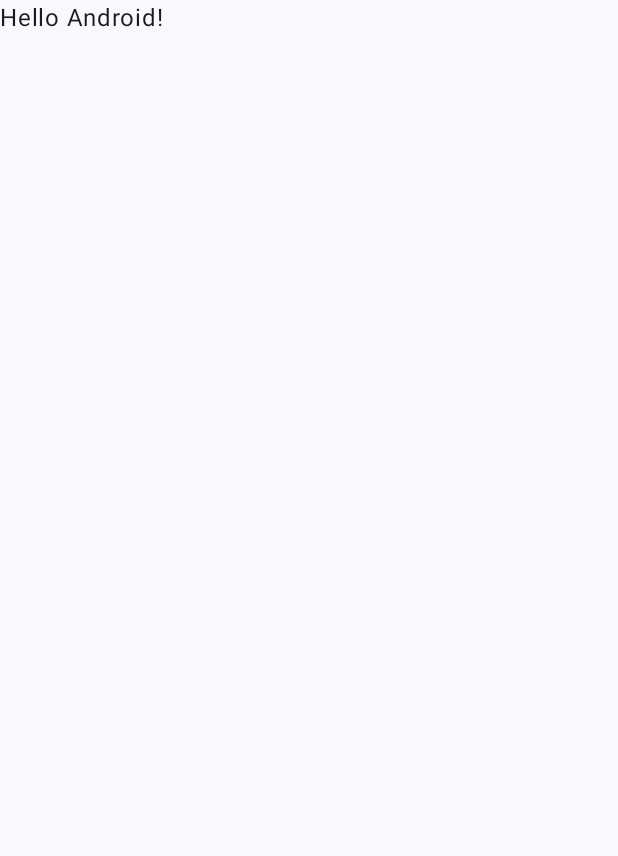
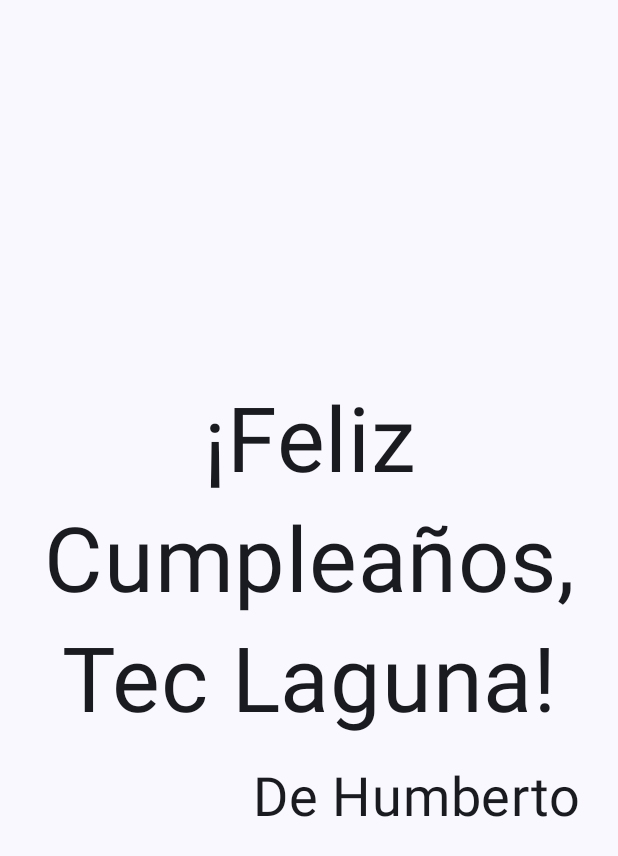
Before and after one commit to Instituto-Tecnologico-de-la-Laguna/Ejemplo1-DAA, an Android app built with Jetpack Compose: the screen it shows after launch (MainActivity), on a phone screen of 412 x 824 dp. Before the commit the part shown is almost empty. Shown: the top 856 px of the screen. Run offline under Robolectric (Android 15) with nearby library versions, the phone set to English and light mode, and no system bars.

Commit message:
Humberto Medina Santos 21130862 Se terminaron los últimos pasos de la práctica 'Mi Primer App'

```diff
--- a/app/src/main/java/com/example/ejemplo1/MainActivity.kt
+++ b/app/src/main/java/com/example/ejemplo1/MainActivity.kt
@@ -4,13 +4,20 @@ import android.os.Bundle
 import androidx.activity.ComponentActivity
 import androidx.activity.compose.setContent
 import androidx.activity.enableEdgeToEdge
+import androidx.compose.foundation.layout.Arrangement
+import androidx.compose.foundation.layout.Column
 import androidx.compose.foundation.layout.fillMaxSize
 import androidx.compose.foundation.layout.padding
-import androidx.compose.material3.Scaffold
+import androidx.compose.material3.MaterialTheme
+import androidx.compose.material3.Surface
 import androidx.compose.material3.Text
 import androidx.compose.runtime.Composable
+import androidx.compose.ui.Alignment
 import androidx.compose.ui.Modifier
+import androidx.compose.ui.text.style.TextAlign
 import androidx.compose.ui.tooling.preview.Preview
+import androidx.compose.ui.unit.dp
+import androidx.compose.ui.unit.sp
 import com.example.ejemplo1.ui.theme.Ejemplo1Theme
 
 class MainActivity : ComponentActivity() {
@@ -19,10 +26,14 @@ class MainActivity : ComponentActivity() {
         enableEdgeToEdge()
         setContent {
             Ejemplo1Theme {
-                Scaffold(modifier = Modifier.fillMaxSize()) { innerPadding ->
-                    Greeting(
-                        name = "Android",
-                        modifier = Modifier.padding(innerPadding)
+                Surface(
+                    modifier = Modifier.fillMaxSize(),
+                    color = MaterialTheme.colorScheme.background
+                ) {
+                    GreetingText(
+                        message = "¡Feliz Cumpleaños, Tec Laguna!",
+                        from = "De Humberto",
+                        modifier = Modifier.padding(8.dp)
                     )
                 }
             }
@@ -31,17 +42,31 @@ class MainActivity : ComponentActivity() {
 }
 
 @Composable
-fun Greeting(name: String, modifier: Modifier = Modifier) {
-    Text(
-        text = "Hello $name!",
+fun GreetingText(message: String, from: String, modifier: Modifier = Modifier) {
+    Column(
+        verticalArrangement = Arrangement.Center,
         modifier = modifier
-    )
+    ) {
+        Text(
+            text = message,
+            fontSize = 60.sp,
+            lineHeight = 80.sp,
+            textAlign = TextAlign.Center
+        )
+        Text(
+            text = from,
+            fontSize = 36.sp,
+            modifier = Modifier
+                .padding(16.dp)
+                .align(alignment = Alignment.End)
+        )
+    }
 }
 
 @Preview(showBackground = true)
 @Composable
 fun GreetingPreview() {
     Ejemplo1Theme {
-        Greeting("Android")
+        GreetingText(message = "¡Feliz Cumpleaños, Tec Laguna!", from = "De Humberto")
     }
 }
```
